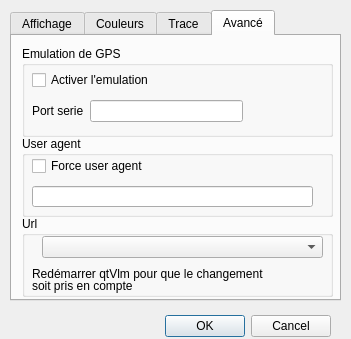
Above: src/paramVLM.ui from nohal/qtVlm before the change. Below: the same form after it.
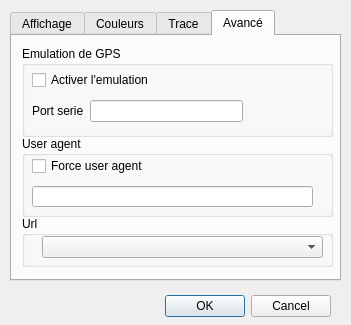
That is the form after the change. Icons and pictures are not drawn.

Diff of the .ui file:
```diff
--- a/src/paramVLM.ui
+++ b/src/paramVLM.ui
@@ -7,7 +7,7 @@
     <x>0</x>
     <y>0</y>
     <width>351</width>
-    <height>339</height>
+    <height>325</height>
    </rect>
   </property>
   <property name="windowTitle">
@@ -21,7 +21,7 @@
    <property name="geometry">
     <rect>
      <x>20</x>
-     <y>310</y>
+     <y>290</y>
      <width>311</width>
      <height>32</height>
     </rect>
@@ -39,7 +39,7 @@
      <x>10</x>
      <y>10</y>
      <width>331</width>
-     <height>291</height>
+     <height>271</height>
     </rect>
    </property>
    <property name="currentIndex">
@@ -461,7 +461,7 @@
        <x>10</x>
        <y>180</y>
        <width>311</width>
-       <height>81</height>
+       <height>51</height>
       </rect>
      </property>
      <property name="title">
@@ -477,32 +477,6 @@
        </rect>
       </property>
      </widget>
-     <widget class="QLabel" name="label_5">
-      <property name="geometry">
-       <rect>
-        <x>10</x>
-        <y>50</y>
-        <width>271</width>
-        <height>16</height>
-       </rect>
-      </property>
-      <property name="text">
-       <string>Redémarrer qtVlm pour que le changement</string>
-      </property>
-     </widget>
-     <widget class="QLabel" name="label_13">
-      <property name="geometry">
-       <rect>
-        <x>10</x>
-        <y>62</y>
-        <width>111</width>
-        <height>16</height>
-       </rect>
-      </property>
-      <property name="text">
-       <string>soit pris en compte</string>
-      </property>
-     </widget>
     </widget>
    </widget>
   </widget>
```
